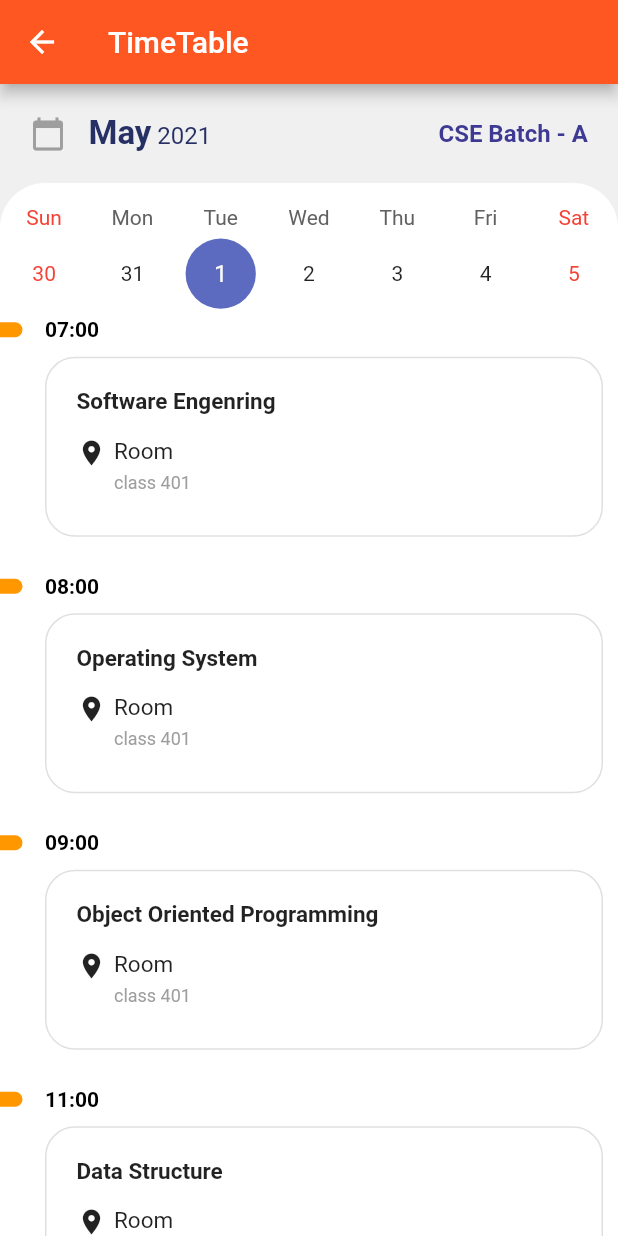
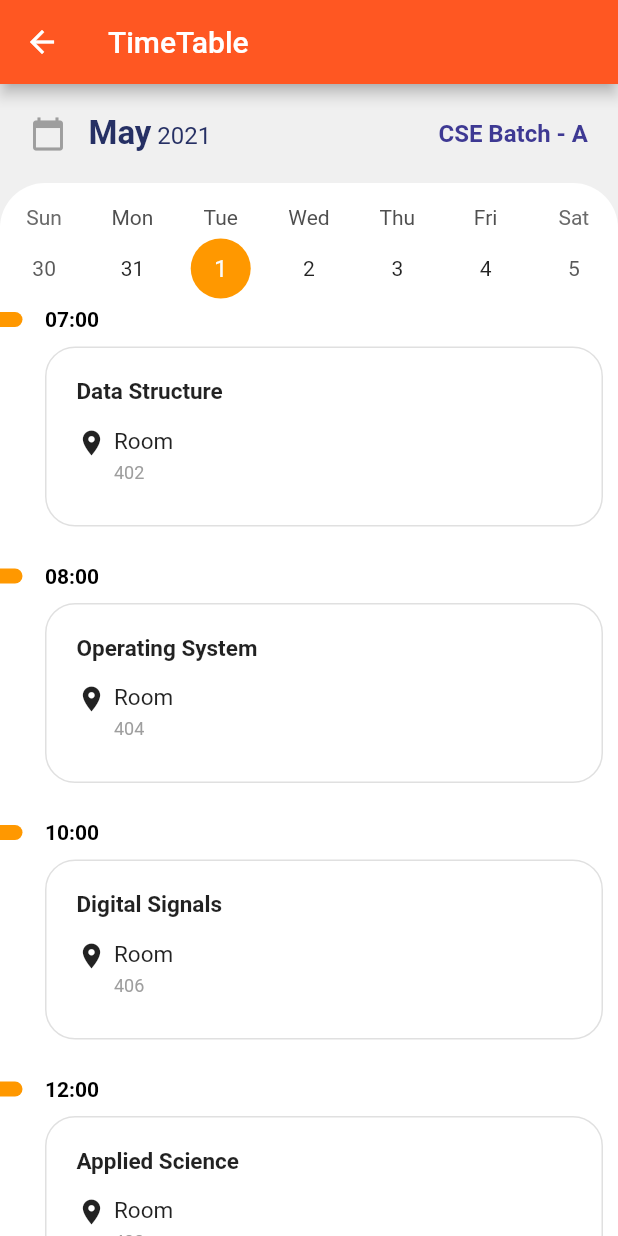
Before and after one commit to Blaze-Community/our_e_college_app, a Flutter app: the TimeTable screen opened directly, on a phone screen of 412 x 824 dp. Run offline on Flutter 3.47's test engine with Material 2 defaults, Android fonts, the phone set to English and light mode, and no system bars; drawn by our look-alikes of table_calendar; our stand-ins replace cached_network_image, cloud_firestore, curved_navigation_bar, date_field, firebase_auth, firebase_core and 6 more; accounts and stored records are empty.

Commit message:
changed timetable

```diff
--- a/lib/components/timetable/timetable.dart
+++ b/lib/components/timetable/timetable.dart
@@ -2,7 +2,6 @@ import 'package:flutter/material.dart';
 import 'package:flutter/widgets.dart';
 import 'package:our_e_college_app/components/timetable/timetableitems.dart';
 import 'package:table_calendar/table_calendar.dart';
-// import 'package:shared_preferences/shared_preferences.dart';
 
 class TimeTable extends StatefulWidget {
   @override
@@ -10,13 +9,51 @@ class TimeTable extends StatefulWidget {
 }
 
 class _TimeTableState extends State<TimeTable> {
-  CalendarController _controller;
-  @override
-  void initState() {
-    super.initState();
-    _controller = CalendarController();
-  }
-
+  DateTime selectedDay = DateTime.now();
+  DateTime focusedDay = DateTime.now();
+  String month, year;
+  Map<int, List> events = {
+    1: [
+      {"Subject": "Data Structure", "Time": "07:00", "Room": "402"},
+      {"Subject": "Operating System", "Time": "08:00", "Room": "404"},
+      {"Subject": "Digital Signals", "Time": "10:00", "Room": "406"},
+      {"Subject": "Maths", "Time": "12:00", "Room": "402"},
+      {"Subject": "Deep Learning", "Time": "15:00", "Room": "305"},
+      {"Subject": "Applied Science", "Time": "17:00", "Room": "402"}
+    ],
+    2: [
+      {"Subject": "Data Structure", "Time": "07:00", "Room": "402"},
+      {"Subject": "Operating System", "Time": "08:00", "Room": "404"},
+      {"Subject": "Digital Signals", "Time": "10:00", "Room": "406"},
+      {"Subject": "Applied Science", "Time": "12:00", "Room": "402"},
+      {"Subject": "Deep Learning", "Time": "15:00", "Room": "305"},
+      {"Subject": "Maths", "Time": "17:00", "Room": "402"}
+    ],
+    3: [
+      {"Subject": "Operating System", "Time": "07:00", "Room": "402"},
+      {"Subject": "Digital Signals", "Time": "08:00", "Room": "404"},
+      {"Subject": "Data Structure", "Time": "10:00", "Room": "406"},
+      {"Subject": "Maths", "Time": "12:00", "Room": "402"},
+      {"Subject": "Deep Learning", "Time": "15:00", "Room": "305"},
+      {"Subject": "Applied Science", "Time": "17:00", "Room": "402"}
+    ],
+    4: [
+      {"Subject": "Operating System", "Time": "07:00", "Room": "402"},
+      {"Subject": "Digital Signals", "Time": "08:00", "Room": "404"},
+      {"Subject": "Deep Learning", "Time": "10:00", "Room": "406"},
+      {"Subject": "Maths", "Time": "12:00", "Room": "402"},
+      {"Subject": "Data Structure", "Time": "15:00", "Room": "305"},
+      {"Subject": "Applied Science", "Time": "17:00", "Room": "402"}
+    ],
+    5: [
+      {"Subject": "Data Structure", "Time": "07:00", "Room": "402"},
+      {"Subject": "Operating System", "Time": "08:00", "Room": "404"},
+      {"Subject": "Digital Signals", "Time": "10:00", "Room": "406"},
+      {"Subject": "Applied Science", "Time": "12:00", "Room": "402"},
+      {"Subject": "Deep Learning", "Time": "15:00", "Room": "305"},
+      {"Subject": "Maths", "Time": "17:00", "Room": "402"}
+    ],
+  };
   @override
   Widget build(BuildContext context) {
     return Scaffold(
@@ -30,7 +67,8 @@ class _TimeTableState extends State<TimeTable> {
             mainAxisAlignment: MainAxisAlignment.start,
             children: [
               Padding(
-                padding: const EdgeInsets.symmetric(horizontal: 20.0,vertical: 20),
+                padding:
+                    const EdgeInsets.symmetric(horizontal: 20.0, vertical: 20),
                 child: Row(
                   mainAxisAlignment: MainAxisAlignment.spaceBetween,
                   children: [
@@ -50,7 +88,7 @@ class _TimeTableState extends State<TimeTable> {
                               ),
                               children: [
                                 TextSpan(
-                                  text: " 2021",
+                                  text: " ${selectedDay.year.toString()}",
                                   style: TextStyle(
                                     fontWeight: FontWeight.normal,
                                     fontSize: 16,
@@ -81,54 +119,46 @@ class _TimeTableState extends State<TimeTable> {
                   child: Column(
                     children: [
                       SingleChildScrollView(
-                        child: Column(
-                          crossAxisAlignment: CrossAxisAlignment.start,
-                          children: [
+                          child: Column(
+                              crossAxisAlignment: CrossAxisAlignment.start,
+                              children: [
                             SizedBox(
-                            height: 15,
+                              height: 15,
                             ),
                             TableCalendar(
-                              calendarController: _controller,
-                              initialCalendarFormat: CalendarFormat.week,
+                              firstDay: DateTime.utc(2010, 10, 16),
+                              lastDay: DateTime.utc(2030, 3, 14),
+                              focusedDay: DateTime.now(),
+                              onDaySelected:
+                                  (DateTime selectDay, DateTime focusDay) {
+                                setState(() {
+                                  selectedDay = selectDay;
+                                });
+                                print(events[selectedDay.weekday]);
+                              },
+                              calendarFormat: CalendarFormat.week,
                               headerVisible: false,
-                            // calendarStyle: CalendarStyle(todayStyle: ),
+                              selectedDayPredicate: (DateTime day) {
+                                return isSameDay(selectedDay, day);
+                              },
+                              calendarStyle: CalendarStyle(
+                                  isTodayHighlighted: true,
+                                  selectedDecoration: BoxDecoration(
+                                      color: Colors.orange,
+                                      shape: BoxShape.circle)),
                             )
-                          ]
-                        )
-                      ),
+                          ])),
                       Expanded(
                         child: ListView(
                           children: [
-                            TimeTableItems(
-                              subject: "Software Engenring",
-                              time: "07:00",
-                              room: "class 401",
-                            ),
-                            TimeTableItems(
-                              subject: "Operating System",
-                              time: "08:00",
-                              room: "class 401",
-                            ),
-                            TimeTableItems(
-                              subject: "Object Oriented Programming",
-                              time: "09:00",
-                              room: "class 401",
-                            ),
-                            TimeTableItems(
-                              subject: "Data Structure",
-                              time: "11:00",
-                              room: "class 401",
-                            ),
-                            TimeTableItems(
-                              subject: "Digital Signals",
-                              time: "13:00",
-                              room: "class 407",
-                            ),
-                            TimeTableItems(
-                              subject: "Cloud computing",
-                              time: "15:00",
-                              room: "class 404",
-                            ),
+                            for (int i = 0;
+                                i < events[selectedDay.weekday].length;
+                                i++)
+                              TimeTableItems(
+                                  subject: events[selectedDay.weekday][i]
+                                      ["Subject"],
+                                  time: events[selectedDay.weekday][i]["Time"],
+                                  room: events[selectedDay.weekday][i]["Room"])
                           ],
                         ),
                       ),
@@ -136,59 +166,8 @@ class _TimeTableState extends State<TimeTable> {
                   ),
                 ),
               )
-
             ],
           ),
-          /*child: Container(
-            decoration: BoxDecoration(
-              color: Colors.white,
-              borderRadius: BorderRadius.only(
-                topLeft: Radius.circular(75.0),
-                topRight: Radius.circular(75.0),
-              ),
-            ),
-            child: Padding(
-                padding: EdgeInsets.only(top: 45.0),
-                child: Container(
-                    child: Padding(
-                      padding: const EdgeInsets.symmetric(horizontal: 20.0),
-                      child: ListView(
-                        children: [
-                          TimeTableItems(
-                            subject: "Software Engenring",
-                            time: "07:00",
-                            room: "class 401",
-                          ),
-                          TimeTableItems(
-                            subject: "Operating System",
-                            time: "08:00",
-                            room: "class 401",
-                          ),
-                          TimeTableItems(
-                            subject: "Object Oriented Programming",
-                            time: "09:00",
-                            room: "class 401",
-                          ),
-                          TimeTableItems(
-                            subject: "Data Structure",
-                            time: "11:00",
-                            room: "class 401",
-                          ),
-                          TimeTableItems(
-                            subject: "Digital Signals",
-                            time: "13:00",
-                            room: "class 407",
-                          ),
-                          TimeTableItems(
-                            subject: "Cloud computing",
-                            time: "15:00",
-                            room: "class 404",
-                          ),
-                        ]
-                      ),
-                    ))),
-          ),*/
-        )
-        );
+        ));
   }
 }
--- a/pubspec.yaml
+++ b/pubspec.yaml
@@ -31,7 +31,7 @@ dependencies:
   font_awesome_flutter: ^9.0.0
   custom_navigator: ^0.3.0
   flutter_login: ^1.1.0
-  table_calendar: ^2.2.1
+  table_calendar: ^3.0.0
   marquee: ^2.1.0
   image_picker: ^0.7.5+3
   date_field: ^2.0.1
```
Also changed, not shown: pubspec.lock.
